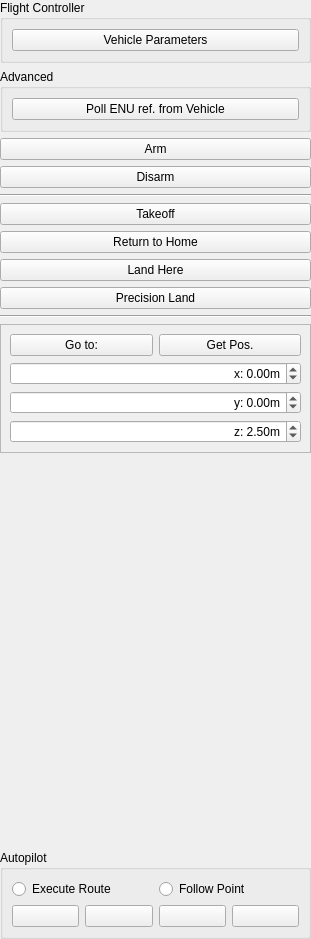
Qt form userinterface/flyui.ui (RISE-Dependable-Transport-Systems/WayWise) before a commit.
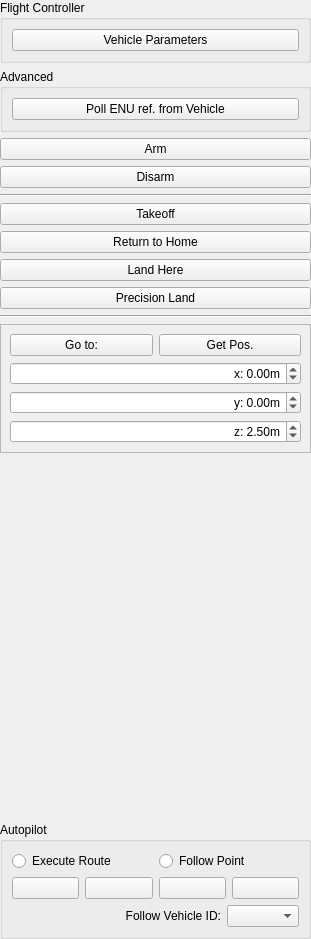
The same form after that commit. Icons and pictures are not drawn.

Commit message: FlyUI: UI for follow point

```diff
--- a/userinterface/flyui.ui
+++ b/userinterface/flyui.ui
@@ -316,6 +316,32 @@
         </item>
        </layout>
       </item>
+      <item>
+       <layout class="QHBoxLayout" name="horizontalLayout_5">
+        <item>
+         <widget class="QLabel" name="vehicleIdToFollowLabel">
+          <property name="sizePolicy">
+           <sizepolicy hsizetype="Expanding" vsizetype="Preferred">
+            <horstretch>0</horstretch>
+            <verstretch>0</verstretch>
+           </sizepolicy>
+          </property>
+          <property name="layoutDirection">
+           <enum>Qt::LeftToRight</enum>
+          </property>
+          <property name="text">
+           <string>Follow Vehicle ID:</string>
+          </property>
+          <property name="alignment">
+           <set>Qt::AlignRight|Qt::AlignTrailing|Qt::AlignVCenter</set>
+          </property>
+         </widget>
+        </item>
+        <item>
+         <widget class="QComboBox" name="followVehicleIdCombo"/>
+        </item>
+       </layout>
+      </item>
      </layout>
     </widget>
    </item>
```
The commit also changes 4 other files.
